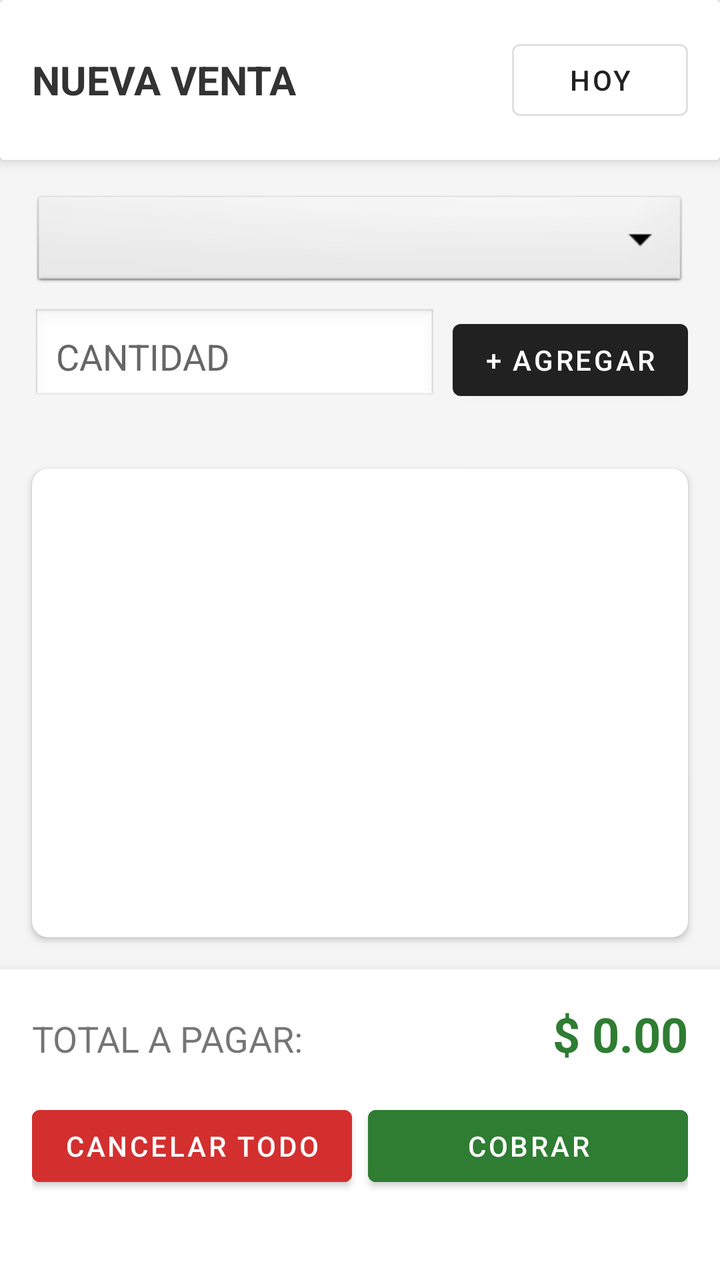
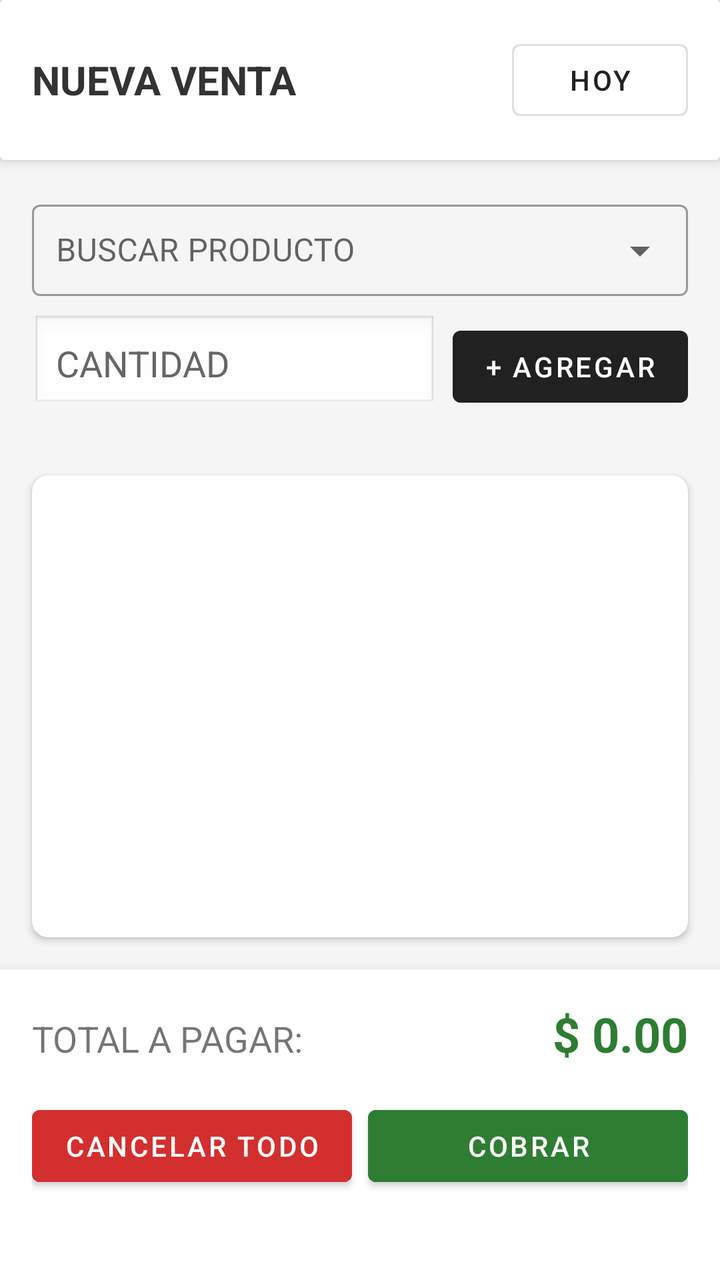

Two renders of the same Android screen: before a commit and after it. Below are the layout's source before the change and the commit's diff.
<!-- AndroidManifest.xml: application theme Theme.MaterialComponents.DayNight.DarkActionBar -->
<!-- res/layout/activity_sales.xml -->
<?xml version="1.0" encoding="utf-8"?>
<LinearLayout xmlns:android="http://schemas.android.com/apk/res/android"
    xmlns:app="http://schemas.android.com/apk/res-auto"
    android:layout_width="match_parent"
    android:layout_height="match_parent"
    android:orientation="vertical"
    android:background="#F5F5F5">

    
    <androidx.cardview.widget.CardView
        android:layout_width="match_parent"
        android:layout_height="wrap_content"
        app:cardElevation="4dp"
        app:cardBackgroundColor="#FFFFFF">
        
        <LinearLayout
            android:padding="16dp"
            android:orientation="horizontal"
            android:gravity="center_vertical"
            android:layout_width="match_parent"
            android:layout_height="wrap_content">

            <TextView
                android:text="NUEVA VENTA"
                android:textSize="20sp"
                android:textStyle="bold"
                android:textColor="#333333"
                android:layout_weight="1"
                android:layout_width="0dp"
                android:layout_height="wrap_content"/>

            <Button
                android:id="@+id/btnDate"
                android:text="HOY"
                style="@style/Widget.MaterialComponents.Button.OutlinedButton"
                android:layout_width="wrap_content"
                android:layout_height="wrap_content"/>
        </LinearLayout>
    </androidx.cardview.widget.CardView>

    
    <LinearLayout
        android:padding="16dp"
        android:orientation="vertical"
        android:layout_width="match_parent"
        android:layout_height="wrap_content">

        <Spinner
            android:id="@+id/spProducts"
            android:background="@android:drawable/btn_dropdown"
            android:layout_marginBottom="8dp"
            android:layout_width="match_parent"
            android:layout_height="50dp"/>

        <LinearLayout
            android:orientation="horizontal"
            android:layout_width="match_parent"
            android:layout_height="wrap_content">

            
            <EditText
                android:id="@+id/etQuantity"
                android:hint="CANTIDAD"
                android:inputType="numberDecimal"
                android:textColor="#000000"
                android:textColorHint="#666666"
                android:background="@android:drawable/edit_text"
                android:padding="12dp"
                android:layout_weight="1"
                android:layout_width="0dp"
                android:layout_height="wrap_content"/>

            <Button
                android:id="@+id/btnAddToCart"
                android:text="+ AGREGAR"
                android:layout_marginStart="8dp"
                android:layout_width="wrap_content"
                android:layout_height="wrap_content"/>
        </LinearLayout>
    </LinearLayout>

    
    <androidx.cardview.widget.CardView
        android:layout_margin="16dp"
        android:layout_weight="1"
        android:layout_width="match_parent"
        android:layout_height="0dp"
        app:cardCornerRadius="8dp">

        
        <androidx.recyclerview.widget.RecyclerView
            android:id="@+id/rvCart"
            android:layout_width="match_parent"
            android:layout_height="match_parent"/>
            
    </androidx.cardview.widget.CardView>

    
    <LinearLayout
        android:orientation="vertical"
        android:background="#FFFFFF"
        android:padding="16dp"
        android:elevation="8dp"
        android:layout_width="match_parent"
        android:layout_height="wrap_content">

        <LinearLayout
            android:orientation="horizontal"
            android:layout_marginBottom="16dp"
            android:layout_width="match_parent"
            android:layout_height="wrap_content">

            <TextView
                android:text="TOTAL A PAGAR:"
                android:textSize="18sp"
                android:layout_weight="1"
                android:layout_width="0dp"
                android:layout_height="wrap_content"/>

            <TextView
                android:id="@+id/txtTotal"
                android:text="$ 0.00"
                android:textSize="24sp"
                android:textStyle="bold"
                android:textColor="#2E7D32"
                android:layout_width="wrap_content"
                android:layout_height="wrap_content"/>
        </LinearLayout>

        <LinearLayout
            android:orientation="horizontal"
            android:layout_width="match_parent"
            android:layout_height="wrap_content">

            <Button
                android:id="@+id/btnClearCart"
                android:text="CANCELAR TODO"
                android:backgroundTint="#D32F2F"
                android:layout_weight="1"
                android:layout_marginEnd="4dp"
                android:layout_width="0dp"
                android:layout_height="wrap_content"/>

            <Button
                android:id="@+id/btnSell"
                android:text="COBRAR"
                android:backgroundTint="#2E7D32"
                android:layout_weight="1"
                android:layout_marginStart="4dp"
                android:layout_width="0dp"
                android:layout_height="wrap_content"/>
        </LinearLayout>
        
        <TextView
            android:id="@+id/txtStatus"
            android:gravity="center"
            android:layout_marginTop="8dp"
            android:textColor="#666"
            android:layout_width="match_parent"
            android:layout_height="wrap_content"/>

    </LinearLayout>
</LinearLayout>
<!-- resources referenced by this layout -->
<resources>

</resources>

<!-- the commit's change to res/layout/activity_sales.xml (unified diff, before → after) -->
@@ -45,12 +45,21 @@
         android:layout_width="match_parent"
         android:layout_height="wrap_content">
 
-        <Spinner
-            android:id="@+id/spProducts"
-            android:background="@android:drawable/btn_dropdown"
+         
+        <com.google.android.material.textfield.TextInputLayout
+            android:layout_width="match_parent"
+            android:layout_height="wrap_content"
             android:layout_marginBottom="8dp"
-            android:layout_width="match_parent"
-            android:layout_height="50dp"/>
+            style="@style/Widget.MaterialComponents.TextInputLayout.OutlinedBox.ExposedDropdownMenu">
+
+            <AutoCompleteTextView
+                android:id="@+id/acProducts"
+                android:layout_width="match_parent"
+                android:layout_height="wrap_content"
+                android:hint="BUSCAR PRODUCTO"
+                android:inputType="textCapCharacters" 
+                android:padding="12dp"/>
+        </com.google.android.material.textfield.TextInputLayout>
 
         <LinearLayout
             android:orientation="horizontal"
